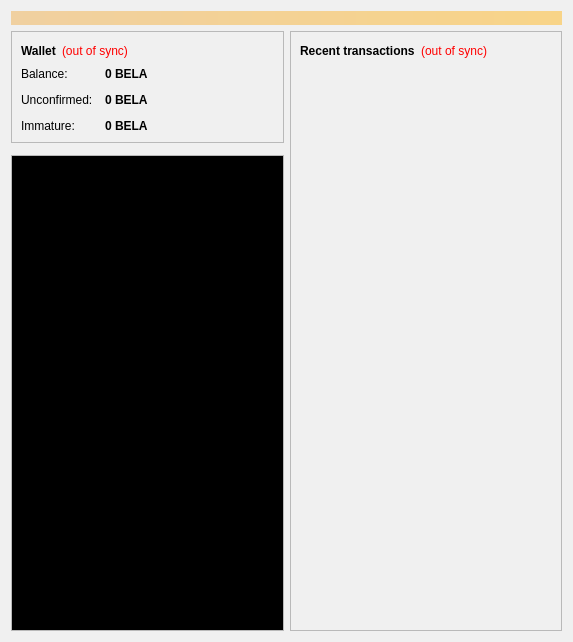
First picture: the form in src/qt/forms/overviewpage.ui, repository TheAmbiaFund/Belacoin, before the edit.
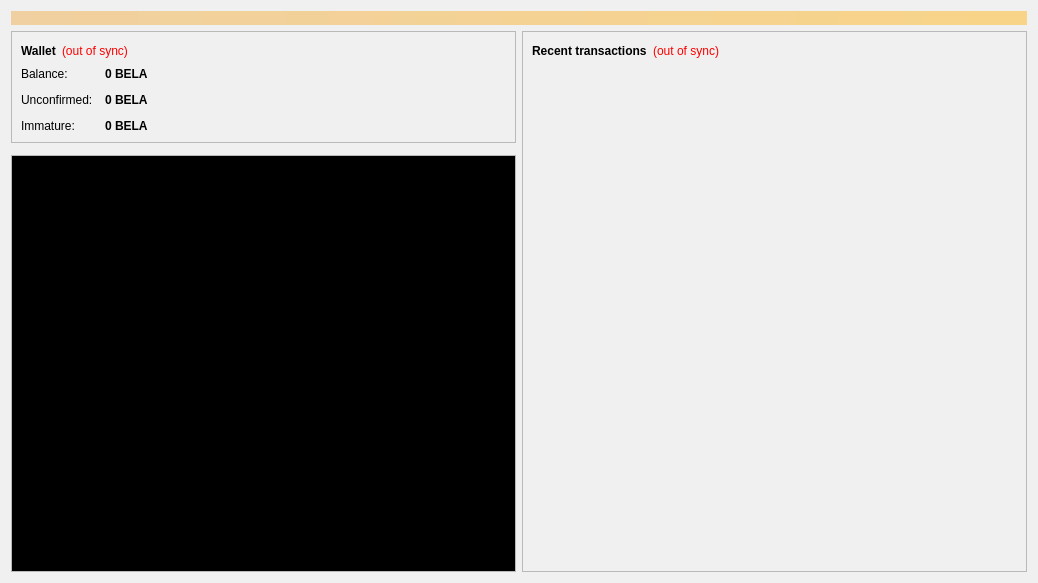
Second picture: the form after the edit.

```diff
--- a/src/qt/forms/overviewpage.ui
+++ b/src/qt/forms/overviewpage.ui
@@ -6,8 +6,8 @@
    <rect>
     <x>0</x>
     <y>0</y>
-    <width>573</width>
-    <height>642</height>
+    <width>1038</width>
+    <height>583</height>
    </rect>
   </property>
   <property name="palette">
```
